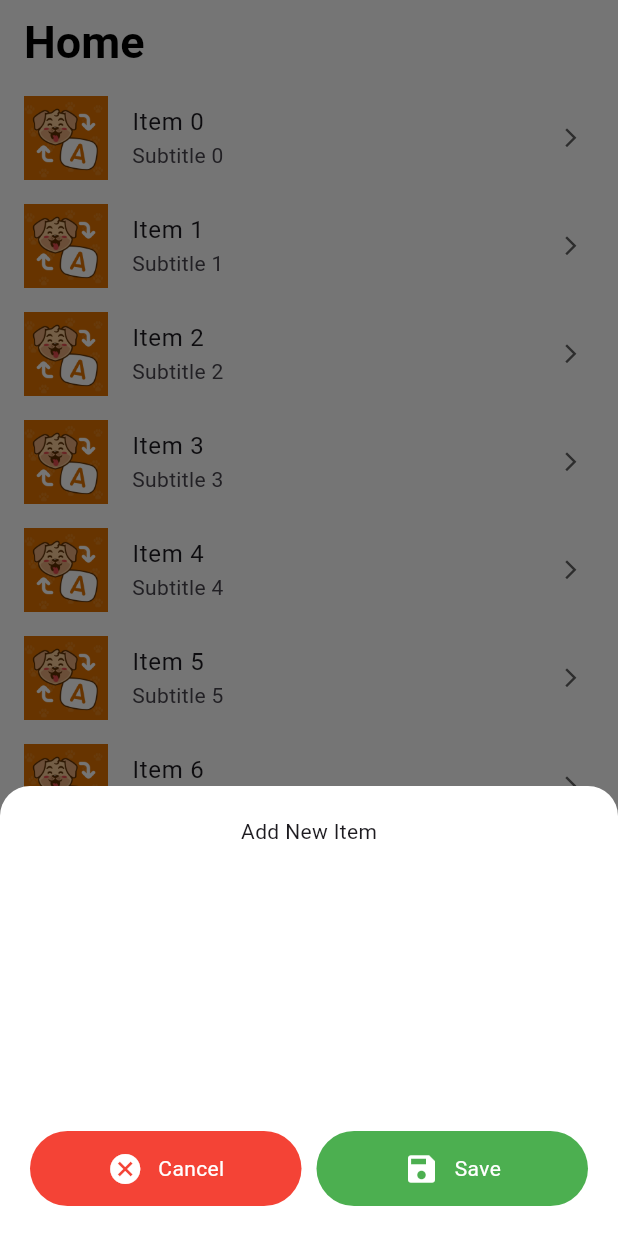
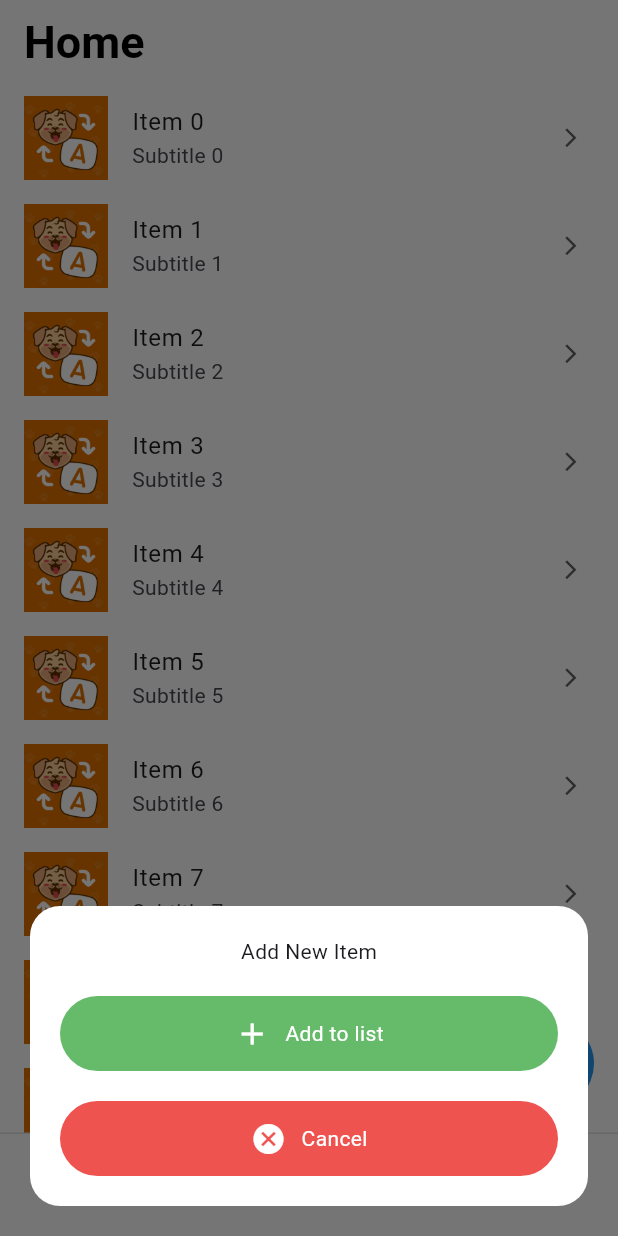
Before and after one commit to Leqdung1/some_animation_flutter, a Flutter app: the screen it shows after launch, scrolled down 576 dp, after a tap on the "arrow upward" icon, after a tap on the "add" icon, on a phone screen of 412 x 824 dp. Run offline on Flutter 3.47's test engine with Material 3 defaults, Android fonts, the phone set to English and light mode, and no system bars.

Commit message:
use animation for home modal bottom sheet

```diff
--- a/lib/main_screen.dart
+++ b/lib/main_screen.dart
@@ -45,6 +45,7 @@ class _MainScreenState extends State<MainScreen> {
                 case 2:
                   return ProfileScreen();
               }
+              return null;
             },
           ),
           bottomNavigationBar: BottomNavigator(
--- a/lib/modal_bottom_sheet/home_modal_bottom_sheet.dart
+++ b/lib/modal_bottom_sheet/home_modal_bottom_sheet.dart
@@ -1,26 +1,91 @@
 import 'package:flutter/material.dart';
 
 import '../widgets/button/app_button.dart';
+import '../widgets/button/app_circle_button.dart';
 
-class HomeModalBottomSheet extends StatelessWidget {
+class HomeModalBottomSheet extends StatefulWidget {
   const HomeModalBottomSheet({super.key});
 
   @override
+  State<HomeModalBottomSheet> createState() => _HomeModalBottomSheetState();
+}
+
+class _HomeModalBottomSheetState extends State<HomeModalBottomSheet> {
+  final ValueNotifier<int> quantity = ValueNotifier(0);
+  bool isAddToList = false;
+  @override
   Widget build(BuildContext context) {
+    return ValueListenableBuilder(
+      valueListenable: quantity,
+      builder: (context, value, child) {
         return Container(
-      height: 300,
+          margin: EdgeInsets.symmetric(horizontal: 20, vertical: 20),
           width: double.infinity,
           padding: EdgeInsets.all(20),
           decoration: BoxDecoration(
             color: Colors.white,
-        borderRadius: BorderRadius.only(
-          topLeft: Radius.circular(20),
-          topRight: Radius.circular(20),
+            borderRadius: BorderRadius.all(Radius.circular(20)),
+          ),
+          child: Column(
+            mainAxisSize: MainAxisSize.min,
+            spacing: 20,
+            children: [
+              Text('Add New Item'),
+              AnimatedSwitcher(
+                duration: Duration(milliseconds: 200),
+                switchInCurve: Curves.easeInOut,
+                switchOutCurve: Curves.easeInOut,
+                child:
+                    !isAddToList
+                        ? _buildButtons(context)
+                        : _buildAddToList(context),
+              ),
+            ],
+          ),
+        );
+      },
+    );
+  }
+
+  Widget _buildAddToList(BuildContext context) {
+    return Column(
+      key: ValueKey(isAddToList),
+      children: [
+        SizedBox(height: 20),
+        Row(
+          children: [
+            Expanded(
+              child: AppCircleButton(
+                icon: Icons.remove,
+                onTap: () {
+                  quantity.value--;
+                  if (quantity.value < 0) {
+                    quantity.value = 0;
+                  }
+                },
+                size: 40,
+                iconSize: 20,
+                color: Colors.red,
               ),
             ),
-      child: Column(
-        children: [
-          Expanded(child: Text('Add New Item')),
+            Text(
+              quantity.value.toString(),
+              style: TextStyle(fontSize: 20, fontWeight: FontWeight.bold),
+            ),
+            Expanded(
+              child: AppCircleButton(
+                icon: Icons.add,
+                onTap: () {
+                  quantity.value++;
+                },
+                size: 40,
+                iconSize: 20,
+                color: Colors.green,
+              ),
+            ),
+          ],
+        ),
+        SizedBox(height: 100),
         Row(
           spacing: 10,
           children: [
@@ -30,7 +95,11 @@ class HomeModalBottomSheet extends StatelessWidget {
                 icon: Icons.cancel,
                 backgroundColor: Colors.red,
                 textColor: Colors.white,
-                  onTap: () => Navigator.pop(context),
+                onTap: () {
+                  setState(() {
+                    isAddToList = false;
+                  });
+                },
                 width: double.infinity,
               ),
             ),
@@ -40,14 +109,44 @@ class HomeModalBottomSheet extends StatelessWidget {
                 icon: Icons.save,
                 backgroundColor: Colors.green,
                 textColor: Colors.white,
-                  onTap: () => Navigator.pop(context),
+                onTap: () {},
                 width: double.infinity,
               ),
             ),
           ],
         ),
       ],
+    );
+  }
+
+  Widget _buildButtons(BuildContext context) {
+    return Column(
+      key: ValueKey(isAddToList),
+      mainAxisSize: MainAxisSize.min,
+      spacing: 20,
+      children: [
+        AppButton(
+          title: 'Add to list',
+          icon: Icons.add,
+          backgroundColor: Colors.green.shade400,
+          textColor: Colors.white,
+          onTap: () {
+            setState(() {
+              isAddToList = true;
+            });
+          },
+          width: double.infinity,
         ),
+
+        AppButton(
+          title: 'Cancel',
+          icon: Icons.cancel,
+          backgroundColor: Colors.red.shade400,
+          textColor: Colors.white,
+          onTap: () => Navigator.pop(context),
+          width: double.infinity,
+        ),
+      ],
     );
   }
 }
@@ -56,6 +155,8 @@ extension HomeModalBottomSheetExtension on BuildContext {
   void showHomeModalBottomSheet() {
     showModalBottomSheet(
       context: this,
+      isScrollControlled: true,
+      backgroundColor: Colors.transparent,
       builder: (context) => HomeModalBottomSheet(),
     );
   }
--- a/lib/screen/home_screen.dart
+++ b/lib/screen/home_screen.dart
@@ -2,6 +2,8 @@ import 'dart:math';
 
 import 'package:flutter/material.dart';
 import 'package:flutter_animation/modal_bottom_sheet/home_modal_bottom_sheet.dart';
+
+import '../widgets/button/app_circle_button.dart';
 
 class HomeScreen extends StatefulWidget {
   const HomeScreen({super.key});
@@ -77,7 +79,9 @@ class _HomeScreenState extends State<HomeScreen> with TickerProviderStateMixin {
                 bottom: value > 100 ? 20 : -100,
                 left: 0,
                 right: 0,
-                child: _buildFloatingActionButton(
+                child: AppCircleButton(
+                  size: 40,
+                  iconSize: 20,
                   icon: Icons.arrow_upward,
                   onTap: () {
                     scrollController.animateTo(
@@ -86,8 +90,6 @@ class _HomeScreenState extends State<HomeScreen> with TickerProviderStateMixin {
                       curve: Curves.easeInOut,
                     );
                   },
-                  size: 40,
-                  iconSize: 20,
                 ),
               );
             },
--- /dev/null
+++ b/lib/widgets/button/app_circle_button.dart
@@ -0,0 +1,48 @@
+import 'package:flutter/material.dart';
+
+class AppCircleButton extends StatelessWidget {
+  final VoidCallback onTap;
+  final double? size;
+  final double? iconSize;
+  final IconData icon;
+  final Color? color;
+  const AppCircleButton({
+    super.key,
+    required this.onTap,
+    this.size,
+    this.iconSize,
+    required this.icon,
+    this.color,
+  });
+
+  @override
+  Widget build(BuildContext context) {
+    final ValueNotifier<bool> onTapDown = ValueNotifier(false);
+    return ValueListenableBuilder(
+      valueListenable: onTapDown,
+      builder: (context, value, child) {
+        return GestureDetector(
+          onTap: onTap,
+          onTapDown: (details) {
+            onTapDown.value = true;
+          },
+          onTapUp: (details) {
+            onTapDown.value = false;
+          },
+          onTapCancel: () {
+            onTapDown.value = false;
+          },
+          child: Container(
+            width: size ?? 60,
+            height: size ?? 60,
+            decoration: BoxDecoration(
+              color: value ? Colors.blue.shade200 : Colors.blue,
+              shape: BoxShape.circle,
+            ),
+            child: Icon(icon, color: Colors.white, size: iconSize ?? 35),
+          ),
+        );
+      },
+    );
+  }
+}
```
Lines whose indentation alone changed are shown as unchanged.
